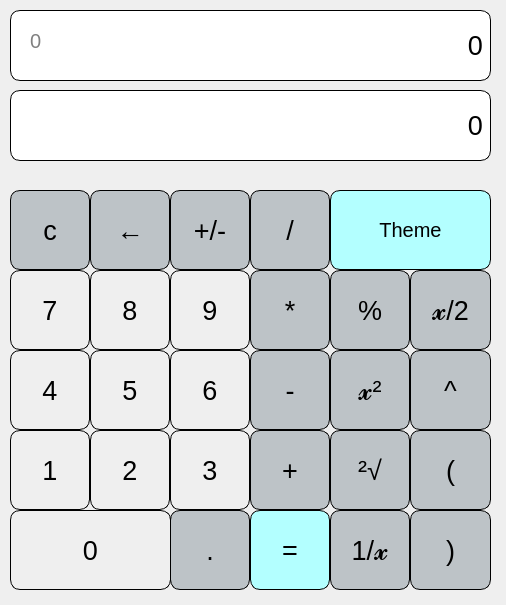
Before: the Qt Designer form QT_Calc/mainwindow.ui in monika-shaw-cctech/QT-Calculator, drawn with Qt 5.
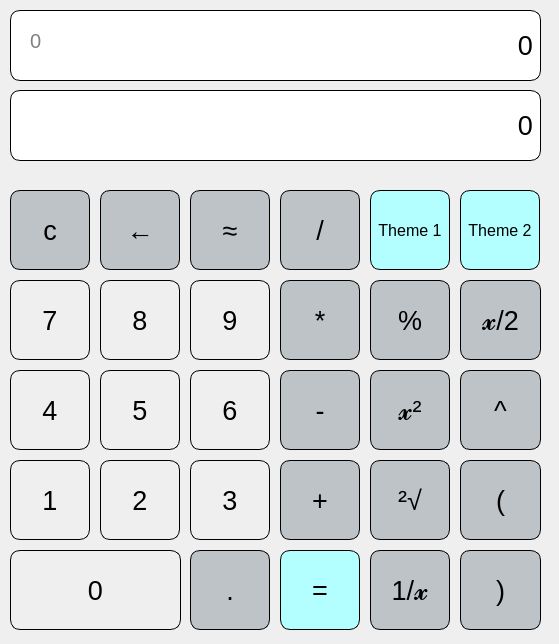
After: the same form once the commit is applied.

Commit message: added theme in calculator

Diff of the .ui file:
```diff
--- a/QT_Calc/mainwindow.ui
+++ b/QT_Calc/mainwindow.ui
@@ -6,8 +6,8 @@
    <rect>
     <x>0</x>
     <y>0</y>
-    <width>506</width>
-    <height>605</height>
+    <width>559</width>
+    <height>644</height>
    </rect>
   </property>
   <property name="windowTitle">
@@ -22,7 +22,7 @@
      <rect>
       <x>10</x>
       <y>10</y>
-      <width>481</width>
+      <width>531</width>
       <height>71</height>
      </rect>
     </property>
@@ -56,7 +56,7 @@
      <rect>
       <x>10</x>
       <y>90</y>
-      <width>481</width>
+      <width>531</width>
       <height>71</height>
      </rect>
     </property>
@@ -88,8 +88,8 @@
    <widget class="QPushButton" name="pushButton_plus">
     <property name="geometry">
      <rect>
-      <x>250</x>
-      <y>430</y>
+      <x>280</x>
+      <y>460</y>
       <width>80</width>
       <height>80</height>
      </rect>
@@ -119,8 +119,8 @@
    <widget class="QPushButton" name="pushButton3">
     <property name="geometry">
      <rect>
-      <x>170</x>
-      <y>430</y>
+      <x>190</x>
+      <y>460</y>
       <width>80</width>
       <height>80</height>
      </rect>
@@ -152,7 +152,7 @@
     <property name="geometry">
      <rect>
       <x>10</x>
-      <y>270</y>
+      <y>280</y>
       <width>80</width>
       <height>80</height>
      </rect>
@@ -183,8 +183,8 @@
    <widget class="QPushButton" name="pushButton8">
     <property name="geometry">
      <rect>
-      <x>90</x>
-      <y>270</y>
+      <x>100</x>
+      <y>280</y>
       <width>80</width>
       <height>80</height>
      </rect>
@@ -215,7 +215,7 @@
    <widget class="QPushButton" name="pushButton_back">
     <property name="geometry">
      <rect>
-      <x>90</x>
+      <x>100</x>
       <y>190</y>
       <width>80</width>
       <height>80</height>
@@ -246,8 +246,8 @@
    <widget class="QPushButton" name="pushButton_power">
     <property name="geometry">
      <rect>
-      <x>410</x>
-      <y>350</y>
+      <x>460</x>
+      <y>370</y>
       <width>81</width>
       <height>80</height>
      </rect>
@@ -277,8 +277,8 @@
    <widget class="QPushButton" name="pushButton_square">
     <property name="geometry">
      <rect>
-      <x>330</x>
-      <y>350</y>
+      <x>370</x>
+      <y>370</y>
       <width>80</width>
       <height>80</height>
      </rect>
@@ -308,8 +308,8 @@
    <widget class="QPushButton" name="pushButton_square_root">
     <property name="geometry">
      <rect>
-      <x>330</x>
-      <y>430</y>
+      <x>370</x>
+      <y>460</y>
       <width>80</width>
       <height>80</height>
      </rect>
@@ -339,8 +339,8 @@
    <widget class="QPushButton" name="pushButton_reciprocal">
     <property name="geometry">
      <rect>
-      <x>330</x>
-      <y>510</y>
+      <x>370</x>
+      <y>550</y>
       <width>80</width>
       <height>80</height>
      </rect>
@@ -401,8 +401,8 @@
    <widget class="QPushButton" name="pushButton_dot">
     <property name="geometry">
      <rect>
-      <x>170</x>
-      <y>510</y>
+      <x>190</x>
+      <y>550</y>
       <width>80</width>
       <height>80</height>
      </rect>
@@ -432,8 +432,8 @@
    <widget class="QPushButton" name="pushButton_half">
     <property name="geometry">
      <rect>
-      <x>410</x>
-      <y>270</y>
+      <x>460</x>
+      <y>280</y>
       <width>81</width>
       <height>80</height>
      </rect>
@@ -463,8 +463,8 @@
    <widget class="QPushButton" name="pushButton6">
     <property name="geometry">
      <rect>
-      <x>170</x>
-      <y>350</y>
+      <x>190</x>
+      <y>370</y>
       <width>80</width>
       <height>80</height>
      </rect>
@@ -495,8 +495,8 @@
    <widget class="QPushButton" name="pushButton_multiply">
     <property name="geometry">
      <rect>
-      <x>250</x>
-      <y>270</y>
+      <x>280</x>
+      <y>280</y>
       <width>80</width>
       <height>80</height>
      </rect>
@@ -526,7 +526,7 @@
    <widget class="QPushButton" name="pushButton_plus_minus">
     <property name="geometry">
      <rect>
-      <x>170</x>
+      <x>190</x>
       <y>190</y>
       <width>80</width>
       <height>80</height>
@@ -551,21 +551,21 @@
 </string>
     </property>
     <property name="text">
-     <string>+/-</string>
+     <string>≈</string>
     </property>
    </widget>
    <widget class="QPushButton" name="pushButton_theme">
     <property name="geometry">
      <rect>
-      <x>330</x>
+      <x>370</x>
       <y>190</y>
-      <width>161</width>
+      <width>80</width>
       <height>80</height>
      </rect>
     </property>
     <property name="font">
      <font>
-      <pointsize>15</pointsize>
+      <pointsize>12</pointsize>
       <bold>false</bold>
      </font>
     </property>
@@ -580,14 +580,14 @@
 }</string>
     </property>
     <property name="text">
-     <string>Theme</string>
+     <string>Theme 1</string>
     </property>
    </widget>
    <widget class="QPushButton" name="pushButton_right_brace">
     <property name="geometry">
      <rect>
-      <x>410</x>
-      <y>510</y>
+      <x>460</x>
+      <y>550</y>
       <width>81</width>
       <height>80</height>
      </rect>
@@ -617,8 +617,8 @@
    <widget class="QPushButton" name="pushButton5">
     <property name="geometry">
      <rect>
-      <x>90</x>
-      <y>350</y>
+      <x>100</x>
+      <y>370</y>
       <width>80</width>
       <height>80</height>
      </rect>
@@ -649,8 +649,8 @@
    <widget class="QPushButton" name="pushButton9">
     <property name="geometry">
      <rect>
-      <x>170</x>
-      <y>270</y>
+      <x>190</x>
+      <y>280</y>
       <width>80</width>
       <height>80</height>
      </rect>
@@ -681,8 +681,8 @@
    <widget class="QPushButton" name="pushButton_minus">
     <property name="geometry">
      <rect>
-      <x>250</x>
-      <y>350</y>
+      <x>280</x>
+      <y>370</y>
       <width>80</width>
       <height>80</height>
      </rect>
@@ -712,8 +712,8 @@
    <widget class="QPushButton" name="pushButton_modulo">
     <property name="geometry">
      <rect>
-      <x>330</x>
-      <y>270</y>
+      <x>370</x>
+      <y>280</y>
       <width>80</width>
       <height>80</height>
      </rect>
@@ -743,8 +743,8 @@
    <widget class="QPushButton" name="pushButton_left_brace">
     <property name="geometry">
      <rect>
-      <x>410</x>
-      <y>430</y>
+      <x>460</x>
+      <y>460</y>
       <width>81</width>
       <height>80</height>
      </rect>
@@ -774,7 +774,7 @@
    <widget class="QPushButton" name="pushButton_divide">
     <property name="geometry">
      <rect>
-      <x>250</x>
+      <x>280</x>
       <y>190</y>
       <width>80</width>
       <height>80</height>
@@ -806,7 +806,7 @@
     <property name="geometry">
      <rect>
       <x>10</x>
-      <y>350</y>
+      <y>370</y>
       <width>80</width>
       <height>80</height>
      </rect>
@@ -838,7 +838,7 @@
     <property name="geometry">
      <rect>
       <x>10</x>
-      <y>430</y>
+      <y>460</y>
       <width>80</width>
       <height>80</height>
      </rect>
@@ -870,8 +870,8 @@
     <property name="geometry">
      <rect>
       <x>10</x>
-      <y>510</y>
-      <width>161</width>
+      <y>550</y>
+      <width>171</width>
       <height>80</height>
      </rect>
     </property>
@@ -901,8 +901,8 @@
    <widget class="QPushButton" name="pushButton2">
     <property name="geometry">
      <rect>
-      <x>90</x>
-      <y>430</y>
+      <x>100</x>
+      <y>460</y>
       <width>80</width>
       <height>80</height>
      </rect>
@@ -933,8 +933,8 @@
    <widget class="QPushButton" name="pushButton_equals">
     <property name="geometry">
      <rect>
-      <x>250</x>
-      <y>510</y>
+      <x>280</x>
+      <y>550</y>
       <width>80</width>
       <height>80</height>
      </rect>
@@ -984,6 +984,35 @@
      <string>0</string>
     </property>
    </widget>
+   <widget class="QPushButton" name="pushButton_theme_2">
+    <property name="geometry">
+     <rect>
+      <x>460</x>
+      <y>190</y>
+      <width>80</width>
+      <height>80</height>
+     </rect>
+    </property>
+    <property name="font">
+     <font>
+      <pointsize>12</pointsize>
+      <bold>false</bold>
+     </font>
+    </property>
+    <property name="styleSheet">
+     <string notr="true">QPushButton {
+
+border : 1px solid black;
+background-color : #b3ffff;;
+color:black;
+border:1px solid black;
+border-radius: 10px;
+}</string>
+    </property>
+    <property name="text">
+     <string>Theme 2</string>
+    </property>
+   </widget>
   </widget>
  </widget>
  <resources/>
```
Left out of the diff: 2 changed lines with no effect on the pictures. The commit also changes 9 other files.
